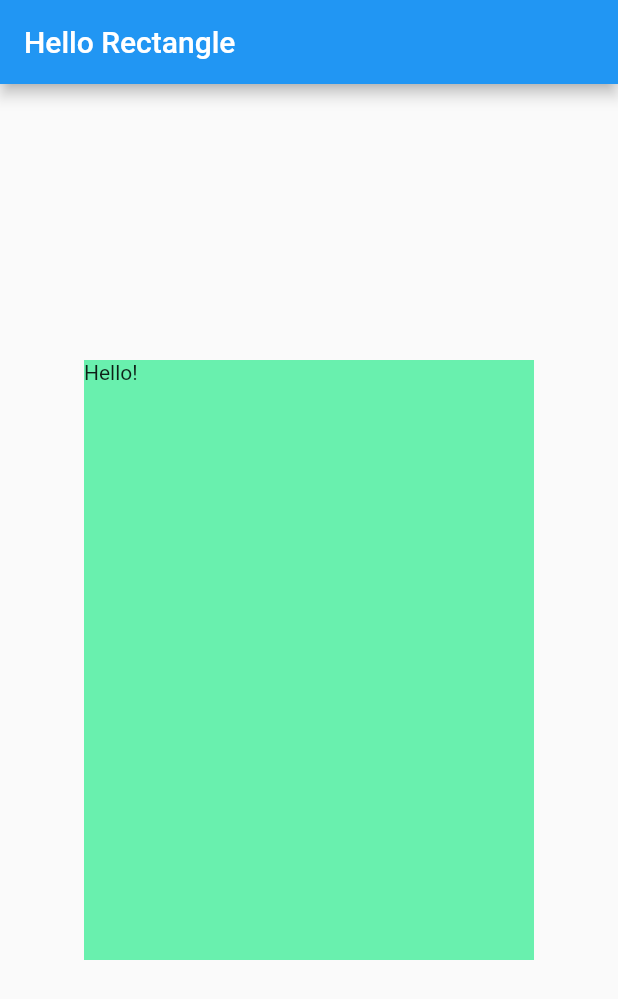
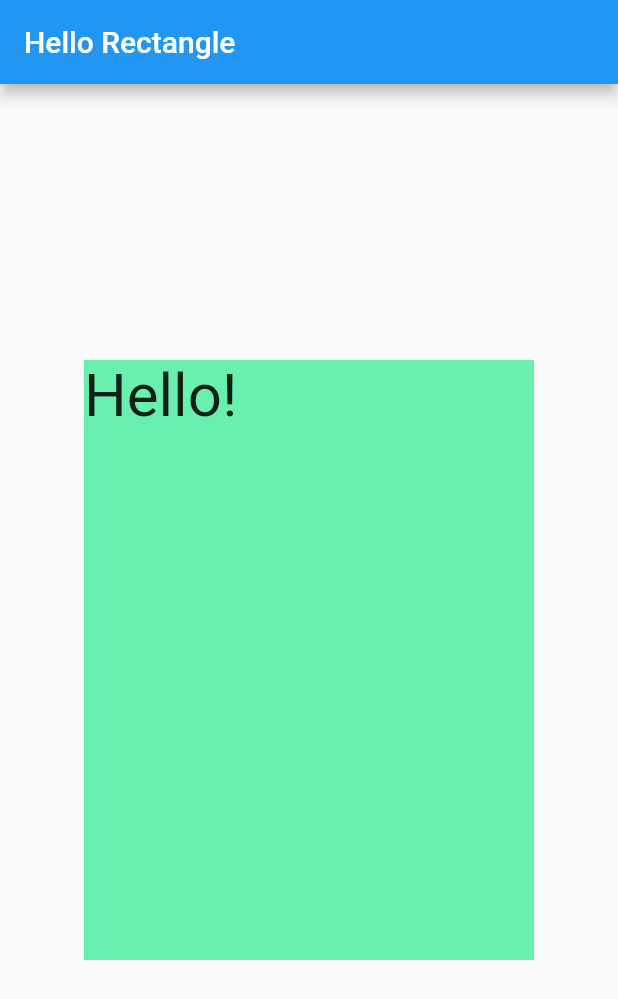
Before and after one commit to jayp33/hello_rectangle, a Flutter app: the screen it shows after launch, on a phone screen of 412 x 824 dp. Shown: the top 999 px of the screen. Run offline on Flutter 3.47's test engine with Material 2 defaults, Android fonts, the phone set to English and light mode, and no system bars.

Commit message:
Font size

```diff
--- a/lib/main.dart
+++ b/lib/main.dart
@@ -12,7 +12,7 @@ class HelloRectangle extends StatelessWidget {
         color: Colors.greenAccent,
         height: 400.0,
         width: 300.0,
-        child: Text('Hello!'),
+        child: Text('Hello!', style: TextStyle(fontSize: 40.0)),
       ),
     );
   }
```
